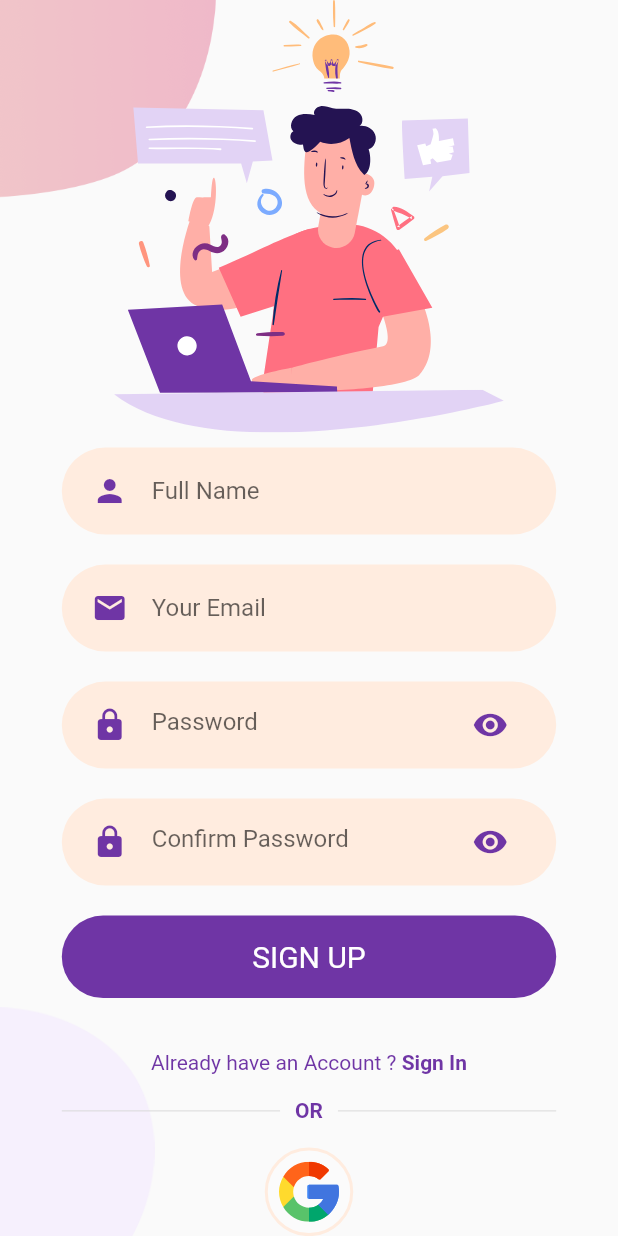
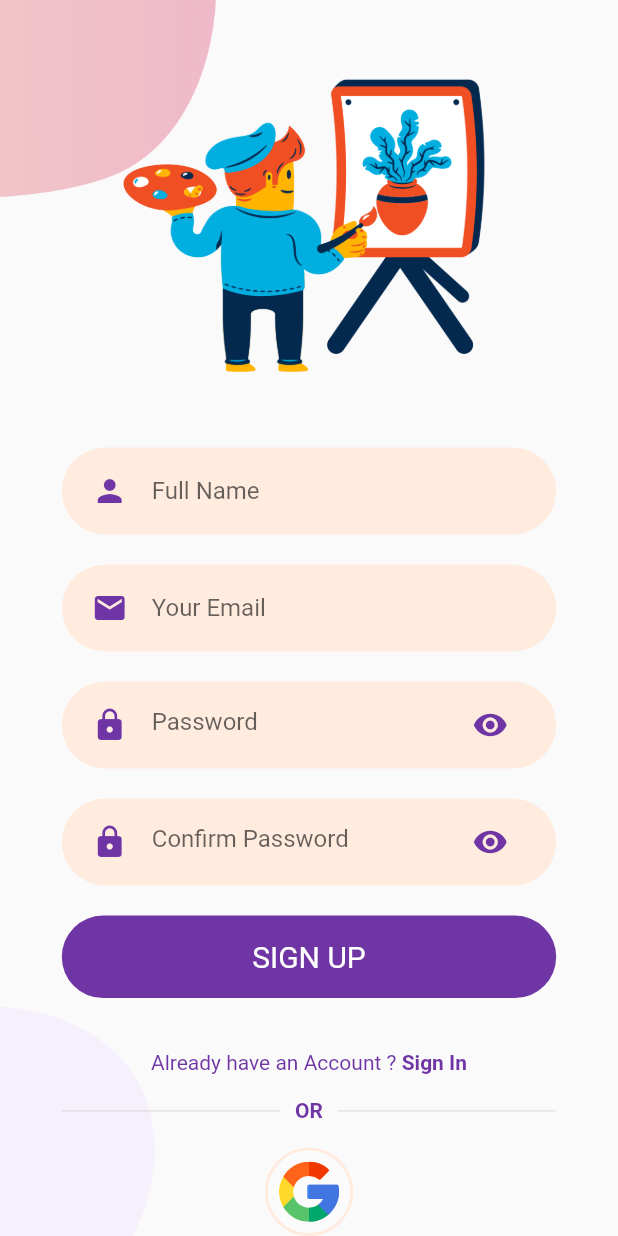
Before and after one commit to dhgavali/artsvalley, a Flutter app: the SignUpScreen screen opened directly, on a phone screen of 412 x 824 dp. Run offline on Flutter 3.47's test engine with Material 2 defaults, Android fonts, the light colour scheme and no system bars; our stand-ins replace cloud_firestore, connectivity, firebase_auth, firebase_core, firebase_storage, flutter_spinkit and 6 more; missing offline and left inert: flutter_statusbarcolor; accounts and stored records are empty; network calls fail.

Commit message:
solved the navigation error

```diff
--- a/lib/main.dart
+++ b/lib/main.dart
@@ -15,6 +15,8 @@ import 'package:artsvalley/views/loginscreens/Welcome/welcome_screen.dart';
 import 'package:flutter/material.dart';
 import 'package:firebase_core/firebase_core.dart';
 import 'package:firebase_auth/firebase_auth.dart';
+import 'package:flutter/services.dart';
+import 'package:flutter_statusbarcolor/flutter_statusbarcolor.dart';
 import 'package:provider/provider.dart';
 import 'enum/connectivityStatus.dart';
 
@@ -54,6 +56,7 @@ class MyApp extends StatelessWidget {
           title: "Arts Valley",
           routes: routes,
           theme: ThemeData(
+            appBarTheme: AppBarTheme(brightness: Brightness.dark),
             primaryColor: kPrimaryColorDark,
             primarySwatch: Colors.teal,
             visualDensity: VisualDensity.adaptivePlatformDensity,
--- a/lib/posts/captionpost.dart
+++ b/lib/posts/captionpost.dart
@@ -3,7 +3,7 @@ import 'package:artsvalley/services/databaseService.dart';
 import 'package:artsvalley/services/sharedPref.dart';
 import 'package:artsvalley/shared/BottomNavigationBar.dart';
 import 'package:artsvalley/shared/constants.dart';
-import 'package:artsvalley/shared/customBottomNav.dart';
+import 'package:artsvalley/views/home.dart';
 import 'package:artsvalley/views/successpage.dart';
 import 'package:firebase_auth/firebase_auth.dart';
 import 'package:flutter/material.dart';
@@ -40,7 +40,7 @@ class _CaptionPostState extends State<CaptionPost> {
                   Navigator.pushAndRemoveUntil(
                       context,
                       MaterialPageRoute(
-                        builder: (context) => CustomBottomNavBar(selectedMenu: MenuState.profile,),
+                        builder: (context) => HomePage(),
                       ),
                       (route) => false);
                 },
@@ -59,6 +59,7 @@ class _CaptionPostState extends State<CaptionPost> {
     final bottomOffset = mq.viewInsets.bottom + mq.padding.bottom;
     const curve = Curves.easeInOutCirc;
     const duration = 275;
+
 
     return WillPopScope(
       onWillPop: _backButtonPressed,
--- a/lib/profile_page/newDesignProfile/newProfileDesign.dart
+++ b/lib/profile_page/newDesignProfile/newProfileDesign.dart
@@ -4,7 +4,6 @@ import 'package:artsvalley/profile_page/image_widget.dart';
 import 'package:artsvalley/services/fetchuserdata.dart';
 import 'package:artsvalley/shared/constants.dart';
 import 'package:artsvalley/shared/customBottomNav.dart';
-import 'package:artsvalley/views/postwidget.dart';
 import 'package:artsvalley/views/settings/settingsscreen.dart';
 import 'package:cloud_firestore/cloud_firestore.dart';
 import 'package:firebase_auth/firebase_auth.dart';
--- a/lib/services/auth.dart
+++ b/lib/services/auth.dart
@@ -1,10 +1,8 @@
 import 'dart:async';
 import 'package:artsvalley/helper/sharedpref.dart';
 import 'package:artsvalley/providers/usersdata.dart';
-import 'package:artsvalley/shared/BottomNavigationBar.dart';
 import 'package:artsvalley/providers/loading_provider.dart';
-import 'package:artsvalley/shared/constants.dart';
-import 'package:artsvalley/shared/customBottomNav.dart';
+import 'package:artsvalley/views/home.dart';
 import 'package:firebase_auth/firebase_auth.dart';
 import 'package:flutter/cupertino.dart';
 import 'package:flutter/material.dart';
@@ -88,7 +86,7 @@ class AuthMethods {
           Navigator.pushReplacement(
             context,
             MaterialPageRoute(
-              builder: (context) => CustomBottomNavBar(selectedMenu: MenuState.home,),
+              builder: (context) => HomePage(),
             ),
           );
 
--- a/lib/views/home.dart
+++ b/lib/views/home.dart
@@ -10,6 +10,7 @@ import 'package:artsvalley/views/postwidget.dart';
 import 'package:firebase_auth/firebase_auth.dart';
 import 'package:flutter/cupertino.dart';
 import 'package:flutter/material.dart';
+import 'package:flutter/services.dart';
 import 'package:google_fonts/google_fonts.dart';
 import 'package:provider/provider.dart';
 
@@ -34,6 +35,7 @@ class _HomePageState extends State<HomePage> {
       child: Scaffold(
           backgroundColor: Theme.of(context).backgroundColor,
           appBar: AppBar(
+            brightness: Brightness.dark,
             title: Text(
               "ArtsValley",
               style: GoogleFonts.dancingScript(
--- a/lib/views/loginscreens/Login/login_screen.dart
+++ b/lib/views/loginscreens/Login/login_screen.dart
@@ -71,6 +71,12 @@ class _LoginScreenState extends State<LoginScreen> {
                   ),
                 ),
                 SizedBox(height: size.height * 0.03),
+                Container(
+                  width: size.width * 0.80,
+                  child: Image(
+                    image: AssetImage('assets/images/splash1.png'),
+                  ),
+                ),
                 customInputField1(
                   "Username",
                   Icons.email,
--- a/lib/views/loginscreens/Signup/signup_screen.dart
+++ b/lib/views/loginscreens/Signup/signup_screen.dart
@@ -77,8 +77,8 @@ class _SignUpScreenState extends State<SignUpScreen> {
             child: Column(
               mainAxisAlignment: MainAxisAlignment.center,
               children: <Widget>[
-                SvgPicture.asset(
-                  "assets/icons/signup.svg",
+                Image.asset(
+                  "assets/images/flame.png",
                   height: size.height * 0.35,
                 ),
                 customInputField1(
@@ -87,20 +87,16 @@ class _SignUpScreenState extends State<SignUpScreen> {
                   nameController,
                   validateName,
                 ),
-
                 customInputField1(
                   "Your Email",
                   Icons.email,
                   emailController,
                   validateName,
                 ),
-
                 _passwordRoundedField(
                     "Password", passwordController, validatePassword),
                 _passwordRoundedField(
                     "Confirm Password", confirmController, validatePassword),
-
-                //TODO: here we have to add sign up method on gesturedetector
                 GestureDetector(
                   onTap: () async {
                     if (_signUpFormKey.currentState.validate()) {
@@ -145,7 +141,6 @@ class _SignUpScreenState extends State<SignUpScreen> {
                   },
                 ),
                 OrDivider(),
-                //TODO: google authentication for sign up goes here
                 GestureDetector(
                   onTap: () {
                     var signup = context.read<AuthMethods>();
@@ -213,7 +208,6 @@ class _SignUpScreenState extends State<SignUpScreen> {
           ),
           suffixIcon: GestureDetector(
             onTap: () {
-              //provider method which will change the true to false;
               visibility.changeVisibility();
             },
             child: myIcon,
--- a/lib/views/loginscreens/Welcome/components/body.dart
+++ b/lib/views/loginscreens/Welcome/components/body.dart
@@ -20,7 +20,8 @@ class WelcomeBody extends StatelessWidget {
             ),
             SizedBox(height: size.height * 0.05),
             Image(
-              image: AssetImage("assets/images/splash1.png"),
+              width: size.width - 120,
+              image: AssetImage("assets/images/logo.png"),
               height: size.height * 0.45,
             ),
             SizedBox(height: size.height * 0.05),
--- a/lib/views/successpage.dart
+++ b/lib/views/successpage.dart
@@ -1,7 +1,6 @@
 import 'package:artsvalley/components/rounded_button.dart';
-import 'package:artsvalley/shared/BottomNavigationBar.dart';
+import 'package:artsvalley/profile_page/newDesignProfile/newProfileDesign.dart';
 import 'package:artsvalley/shared/constants.dart';
-import 'package:artsvalley/shared/customBottomNav.dart';
 import 'package:flutter/cupertino.dart';
 import 'package:flutter/material.dart';
 import 'package:flutter_svg/flutter_svg.dart';
@@ -51,7 +50,7 @@ class SuccessPage extends StatelessWidget {
                     Navigator.pushReplacement(
                       context,
                       CupertinoPageRoute(
-                        builder: (builder) => CustomBottomNavBar(selectedMenu: MenuState.profile,),
+                        builder: (builder) => ProfilePageNew(),
                       ),
                     );
                   },
--- a/pubspec.yaml
+++ b/pubspec.yaml
@@ -31,9 +31,9 @@ dependencies:
   google_fonts: ^2.0.0
   curved_navigation_bar: ^0.3.7
   connectivity: ^3.0.3
-  carousel_slider: ^3.0.0
   dots_indicator: ^2.0.0
   get: ^4.1.4
+  flutter_statusbarcolor: ^0.2.3
 
 dev_dependencies:
   flutter_test:
```
Also changed, not shown: lib/Image_uploader_view/image_uploading.dart (+3 -4 lines), lib/shared/customBottomNav.dart (+7 -11 lines), assets/images/logo.png, pubspec.lock.
